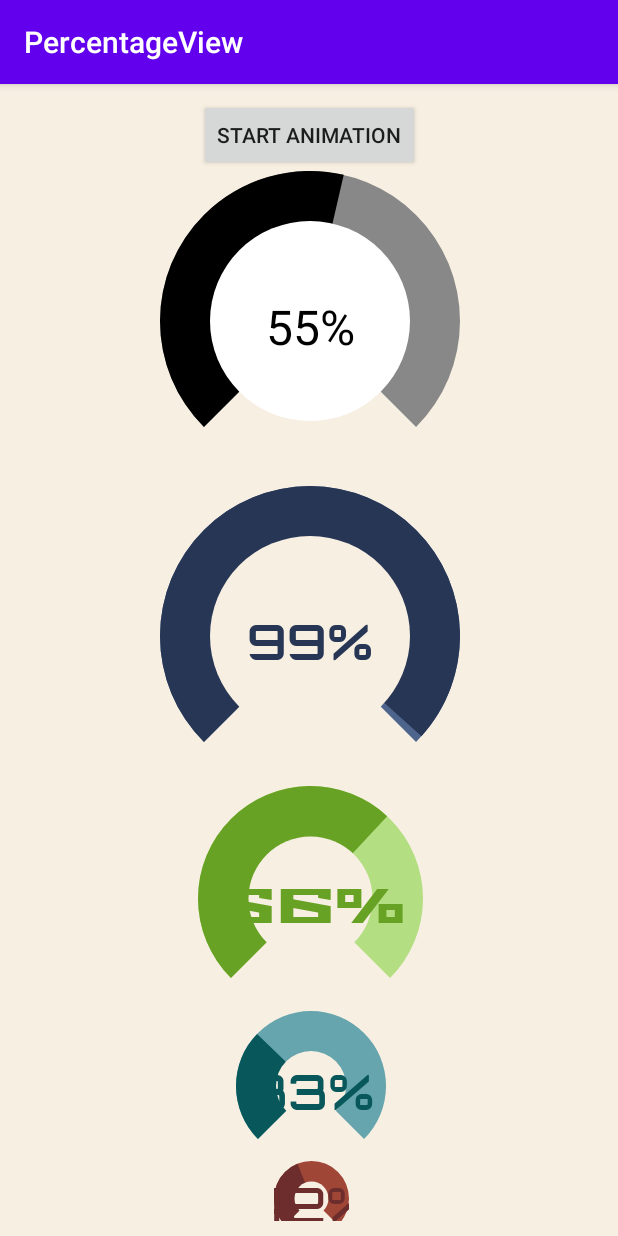
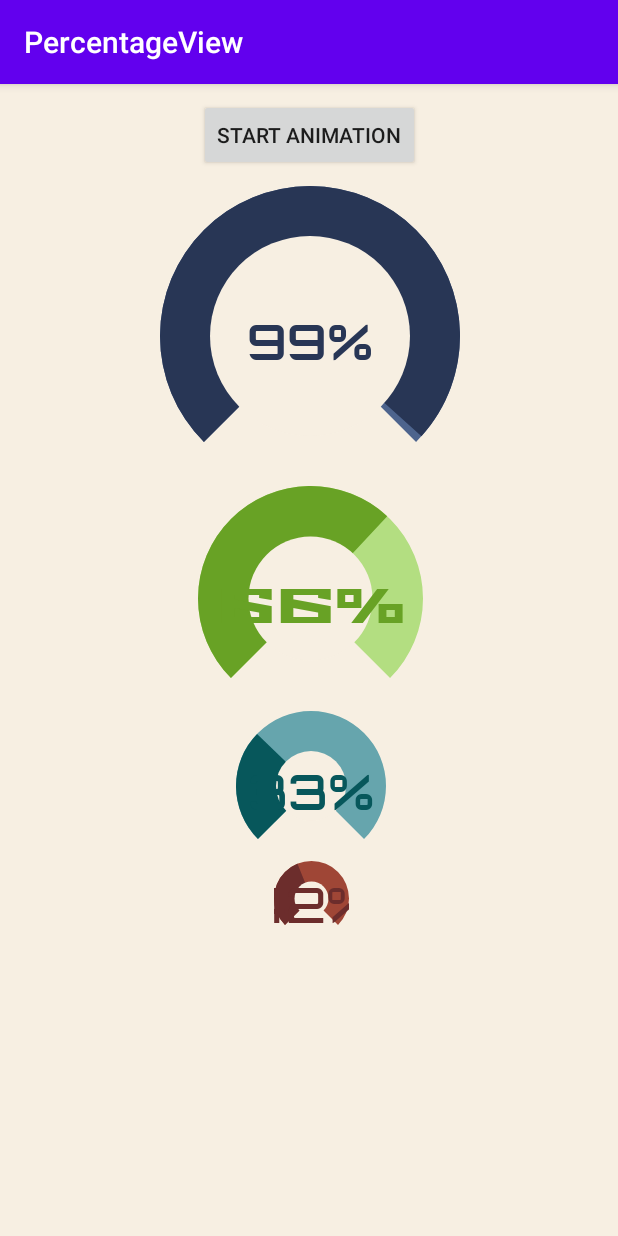
Before and after one commit to turkergoksu/PercentageView, an Android app: the screen it shows after launch (MainActivity), on a phone screen of 412 x 824 dp. Run offline under Robolectric (Android 15) with nearby library versions, the phone set to English and light mode, and no system bars.

```diff
--- a/app/src/main/res/layout/activity_main.xml
+++ b/app/src/main/res/layout/activity_main.xml
@@ -18,15 +18,6 @@
         app:layout_constraintTop_toTopOf="parent" />
 
     <me.turkergoksu.lib.PercentageView
-        android:id="@+id/pv0"
-        app:layout_constraintTop_toBottomOf="@id/buttonStartAnimation"
-        app:layout_constraintStart_toStartOf="@id/buttonStartAnimation"
-        app:layout_constraintEnd_toEndOf="@id/buttonStartAnimation"
-        android:layout_width="200dp"
-        app:percentage="55"
-        android:layout_height="200dp"/>
-
-    <me.turkergoksu.lib.PercentageView
         android:id="@+id/pv1"
         android:layout_width="200dp"
         android:layout_height="200dp"
@@ -34,9 +25,9 @@
         android:fontFamily="@font/orbitron_bold"
         app:animDuration="1500"
         app:centerColor="#f7efe2"
-        app:layout_constraintEnd_toEndOf="@id/pv0"
-        app:layout_constraintStart_toStartOf="@id/pv0"
-        app:layout_constraintTop_toBottomOf="@id/pv0"
+        app:layout_constraintEnd_toEndOf="@id/buttonStartAnimation"
+        app:layout_constraintStart_toStartOf="@id/buttonStartAnimation"
+        app:layout_constraintTop_toBottomOf="@id/buttonStartAnimation"
         app:percentage="99"
         app:percentageWidth="50"
         app:progressBackgroundColor="#4d648d"
```
Also changed, not shown: gradle/wrapper/gradle-wrapper.properties, 1 other file.
